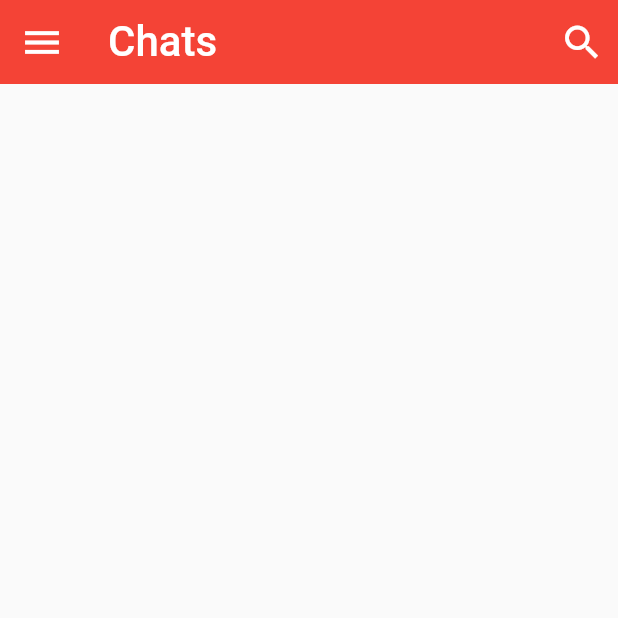
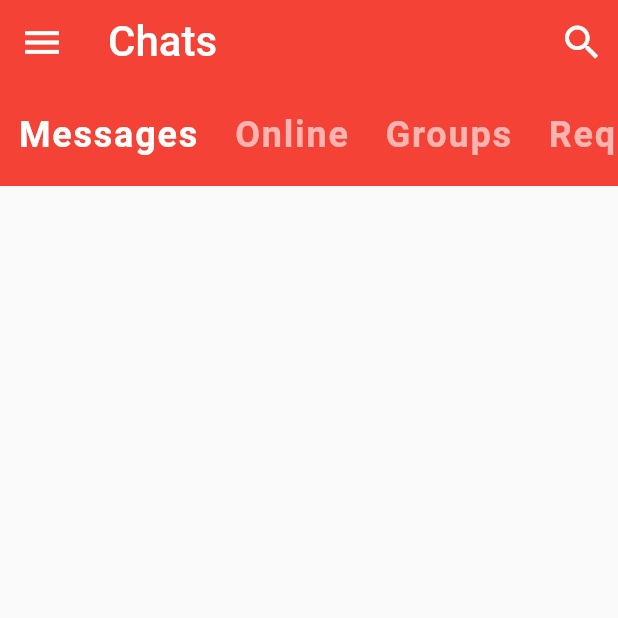
Before and after one commit to jayson-xu/flutter_chatui, a Flutter app: the screen it shows after launch, on a phone screen of 412 x 824 dp, the top half of it. Run offline on Flutter 3.47's test engine with Material 2 defaults, Android fonts, the phone set to English and light mode, and no system bars.

Commit message:
主屏添加类别选择器

```diff
--- a/lib/screens/home_screen.dart
+++ b/lib/screens/home_screen.dart
@@ -1,5 +1,6 @@
 import 'package:flutter/cupertino.dart';
 import 'package:flutter/material.dart';
+import 'package:flutter_chatui/widgets/category_selector.dart';
 
 class HomeScreen extends StatefulWidget {
   HomeScreen({Key key}) : super(key: key);
@@ -12,6 +13,7 @@ class _HomeScreenState extends State<HomeScreen> {
   @override
   Widget build(BuildContext context) {
     return Scaffold(
+      /* 标题栏 */
       appBar: AppBar(
         leading: IconButton(
           icon: Icon(Icons.menu),
@@ -35,6 +37,11 @@ class _HomeScreenState extends State<HomeScreen> {
           ),
         ],
       ),
+      body: Column(
+        children:<Widget>[
+          CategorySelector(), //类别选择器
+        ]
+      ),
     );
   }
 }
--- /dev/null
+++ b/lib/widgets/category_selector.dart
@@ -0,0 +1,49 @@
+import 'package:flutter/material.dart';
+
+class CategorySelector extends StatefulWidget {
+  CategorySelector({Key key}) : super(key: key);
+
+  @override
+  _CategorySelectorState createState() => _CategorySelectorState();
+}
+
+class _CategorySelectorState extends State<CategorySelector> {
+  int selectedIndex = 0;
+  final List<String> categories = ['Messages', 'Online', 'Groups', "Requests"];
+
+  @override
+  Widget build(BuildContext context) {
+    return Container(
+      height: 68,
+      color: Theme.of(context).primaryColor,
+      child: ListView.builder(
+        scrollDirection: Axis.horizontal,
+        itemCount: categories.length,
+        itemBuilder: (BuildContext context, int index) {
+          return GestureDetector(
+            onTap: () {
+              setState(() {
+                selectedIndex = index;
+              });
+            },
+            child: Padding(
+              padding: EdgeInsets.symmetric(
+                horizontal: 12,
+                vertical: 20,
+              ),
+              child: Text(
+                categories[index],
+                style: TextStyle(
+                  color: index == selectedIndex ? Colors.white : Colors.white60,
+                  fontSize: 24,
+                  fontWeight: FontWeight.bold,
+                  letterSpacing: 1.2,
+                ),
+              ),
+            ),
+          );
+        },
+      ),
+    );
+  }
+}
```
